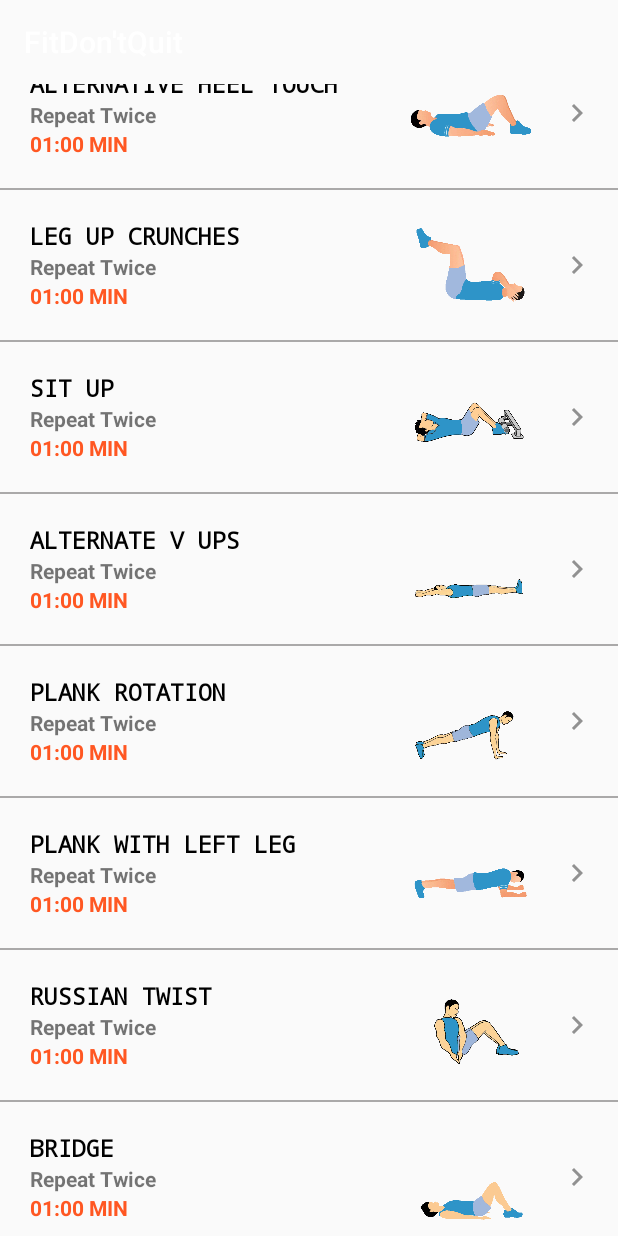
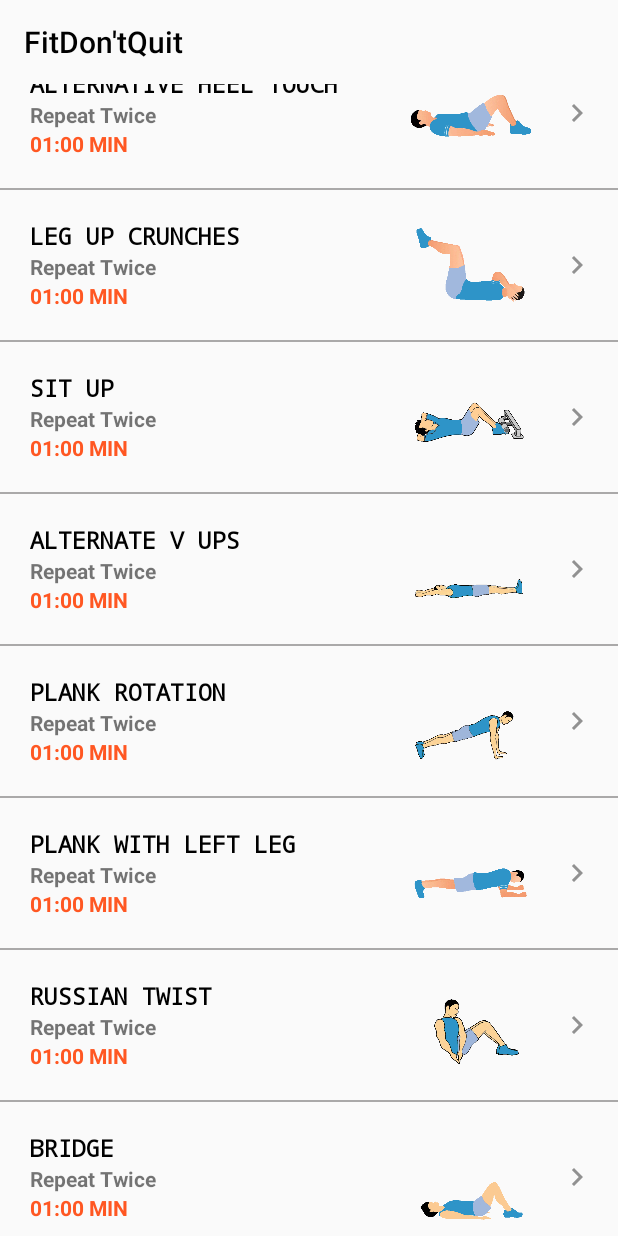
Before and after one commit to amnazee/FitDon-tQuitProject, an Android app: the layout activity_workouts.xml on its own in the app's theme, with its tools: preview values and no code run, scrolled down 537 dp, on a phone screen of 412 x 824 dp. Run offline under Robolectric (Android 15) with nearby library versions, the phone set to English and light mode, and no system bars.

```diff
--- a/app/build.gradle
+++ b/app/build.gradle
@@ -8,7 +8,7 @@ android {
 
     defaultConfig {
         applicationId "com.example.fitdontquit"
-        minSdkVersion 16
+        minSdkVersion 17
         targetSdkVersion 30
         versionCode 1
         versionName "1.0"
@@ -37,5 +37,5 @@ dependencies {
     testImplementation 'junit:junit:4.+'
     androidTestImplementation 'androidx.test.ext:junit:1.1.2'
     androidTestImplementation 'androidx.test.espresso:espresso-core:3.3.0'
-    compile 'pl.droidsonroids.gif:android-gif-drawable:1.2.23'
+    implementation 'pl.droidsonroids.gif:android-gif-drawable:1.2.17'
 }
--- a/app/src/main/java/com/example/fitdontquit/MainActivity.java
+++ b/app/src/main/java/com/example/fitdontquit/MainActivity.java
@@ -23,7 +23,7 @@ Button btn_gym;
         btn_gym.setOnClickListener(new View.OnClickListener() {
             @Override
             public void onClick(View view) {
-                Intent intent=new Intent(MainActivity.this,HomeScreen.class);
+                Intent intent=new Intent(MainActivity.this,WorkoutsActivity.class);
                 startActivity(intent);
             }
         });
--- a/app/src/main/res/layout/activity_workouts.xml
+++ b/app/src/main/res/layout/activity_workouts.xml
@@ -15,7 +15,7 @@
         android:textAlignment="textEnd"
         android:theme="@style/ThemeOverlay.AppCompat.Dark.ActionBar"
         app:title="FitDon'tQuit"
-        app:titleTextColor=""
+        app:titleTextColor="@color/black"
         tools:ignore="MissingConstraints" />
 
     <LinearLayout
@@ -46,7 +46,6 @@
 
 
                    <LinearLayout
-                       android:onClick="ImageButtonClicked"
                        android:id="@+id/b_pose"
                        android:layout_width="fill_parent"
                        android:layout_height="wrap_content"
@@ -129,7 +128,6 @@
 
 
                    <LinearLayout
-                       android:onClick="ImageButtonClicked"
                        android:layout_width="fill_parent"
                        android:layout_height="wrap_content"
                        android:layout_margin="10dp"
@@ -209,7 +207,6 @@
                    android:orientation="vertical">
 
                    <LinearLayout
-                       android:onClick="ImageButtonClicked"
                        android:layout_width="fill_parent"
                        android:layout_height="wrap_content"
                        android:layout_margin="10dp"
@@ -289,7 +286,6 @@
 
 
                <LinearLayout
-                   android:onClick="ImageButtonClicked"
                    android:layout_width="fill_parent"
                    android:layout_height="wrap_content"
                    android:layout_margin="10dp"
@@ -371,13 +367,10 @@
 
 
                <LinearLayout
-                   android:onClick="ImageButtonClicked"
                    android:layout_width="fill_parent"
                    android:layout_height="wrap_content"
                    android:layout_margin="10dp"
-                   android:orientation="horizontal"
-
-                   >
+                   android:orientation="horizontal">
 
                    <LinearLayout
                        android:layout_width="fill_parent"
@@ -453,7 +446,6 @@
 
 
                <LinearLayout
-                   android:onClick="ImageButtonClicked"
                    android:layout_width="fill_parent"
                    android:layout_height="wrap_content"
                    android:layout_margin="10dp"
@@ -535,7 +527,6 @@
 
 
                <LinearLayout
-                   android:onClick="ImageButtonClicked"
                    android:layout_width="fill_parent"
                    android:layout_height="wrap_content"
                    android:layout_margin="10dp"
@@ -617,7 +608,6 @@
 
 
                <LinearLayout
-                   android:onClick="ImageButtonClicked"
                    android:layout_width="fill_parent"
                    android:layout_height="wrap_content"
                    android:layout_margin="10dp"
@@ -699,13 +689,10 @@
 
 
                <LinearLayout
-                   android:onClick="ImageButtonClicked"
                    android:layout_width="fill_parent"
                    android:layout_height="wrap_content"
                    android:layout_margin="10dp"
-                   android:orientation="horizontal"
-
-                   >
+                   android:orientation="horizontal">
 
                    <LinearLayout
                        android:layout_width="fill_parent"
@@ -781,7 +768,6 @@
 
 
                <LinearLayout
-                   android:onClick="ImageButtonClicked"
                    android:layout_width="fill_parent"
                    android:layout_height="wrap_content"
                    android:layout_margin="10dp"
@@ -863,13 +849,10 @@
 
 
                <LinearLayout
-                   android:onClick="ImageButtonClicked"
                    android:layout_width="fill_parent"
                    android:layout_height="wrap_content"
                    android:layout_margin="10dp"
-                   android:orientation="horizontal"
-
-                   >
+                   android:orientation="horizontal">
 
                    <LinearLayout
                        android:layout_width="fill_parent"
@@ -945,7 +928,6 @@
 
 
                <LinearLayout
-                   android:onClick="ImageButtonClicked"
                    android:layout_width="fill_parent"
                    android:layout_height="wrap_content"
                    android:layout_margin="10dp"
@@ -1027,13 +1009,10 @@
 
 
                <LinearLayout
-                   android:onClick="ImageButtonClicked"
                    android:layout_width="fill_parent"
                    android:layout_height="wrap_content"
                    android:layout_margin="10dp"
-                   android:orientation="horizontal"
-
-                   >
+                   android:orientation="horizontal">
 
                    <LinearLayout
                        android:layout_width="fill_parent"
@@ -1109,13 +1088,10 @@
 
 
                <LinearLayout
-                   android:onClick="ImageButtonClicked"
                    android:layout_width="fill_parent"
                    android:layout_height="wrap_content"
                    android:layout_margin="10dp"
-                   android:orientation="horizontal"
-
-                   >
+                   android:orientation="horizontal">
 
                    <LinearLayout
                        android:layout_width="fill_parent"
@@ -1191,7 +1167,6 @@
 
 
                    <LinearLayout
-                       android:onClick="ImageButtonClicked"
                        android:layout_width="fill_parent"
                        android:layout_height="wrap_content"
                        android:layout_margin="10dp"
```
Also changed, not shown: app/src/main/AndroidManifest.xml (+5 -4 lines), app/src/main/java/com/example/fitdontquit/WorkoutsActivity.java (+5 -5 lines).
